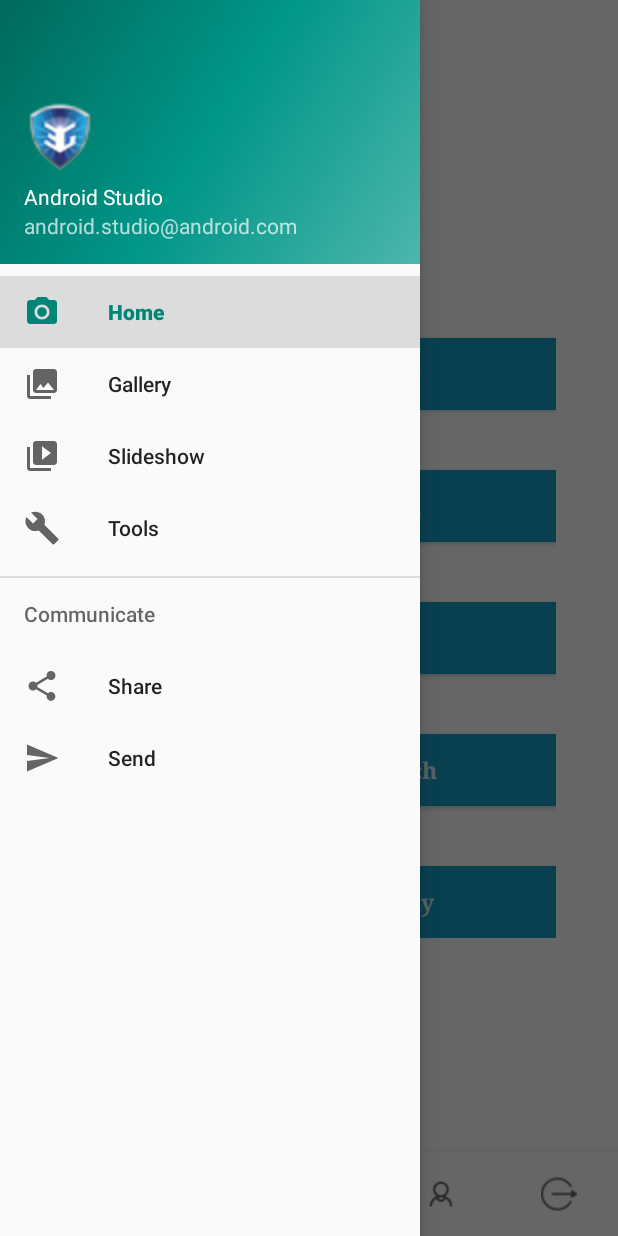
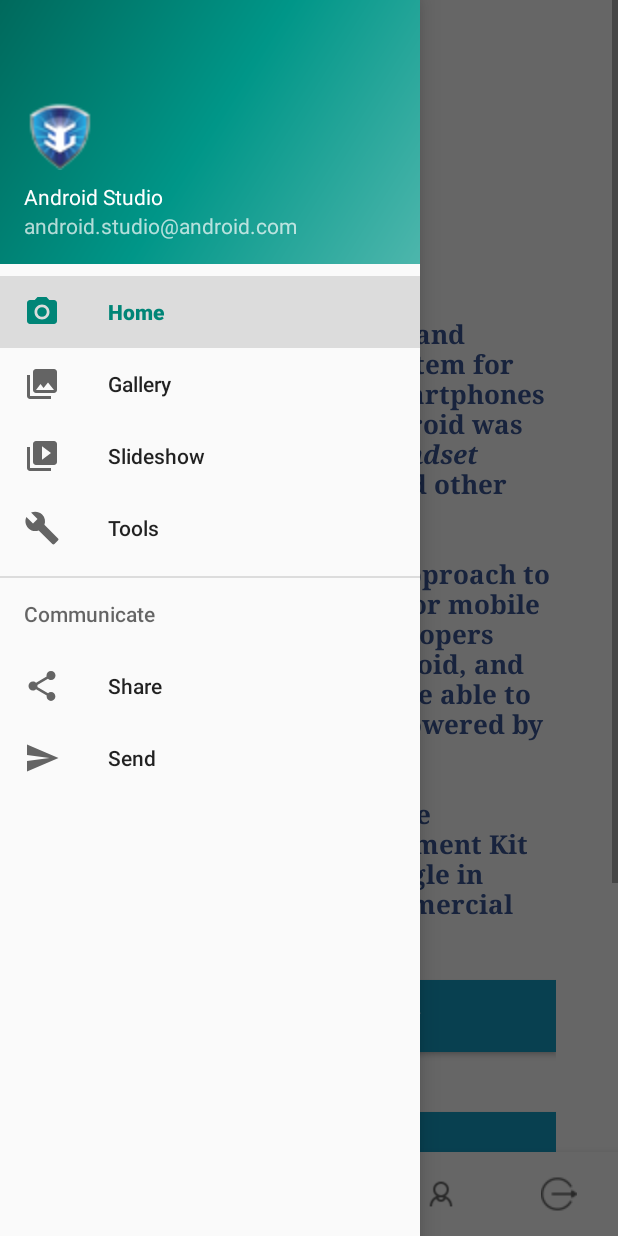
Before and after one commit to sajna-technohub/MeLifeApp, an Android app: the fragment ExamFragment placed in its activity, with the side drawer open, on a phone screen of 412 x 824 dp. Run offline under Robolectric (Android 15) with nearby library versions, the phone set to English and light mode, and no system bars; our stand-ins replace navigation-ui; libraries missing offline, so code that uses them is left out: com.github.ybq.android, com.skydoves.elasticviews; 11 statements that could not run were skipped.

Commit message:
exam_section_start

```diff
--- a/app/build.gradle
+++ b/app/build.gradle
@@ -35,6 +35,7 @@ dependencies {
     testImplementation 'junit:junit:4.12'
     androidTestImplementation 'androidx.test.ext:junit:1.1.1'
     androidTestImplementation 'androidx.test.espresso:espresso-core:3.2.0'
+
     // Retrofit & OkHttp
     implementation 'com.squareup.retrofit2:retrofit:2.5.0'
     implementation 'com.squareup.retrofit2:converter-gson:2.5.0'
@@ -51,7 +52,6 @@ dependencies {
     implementation 'com.google.android.material:material:1.2.0-alpha01'
 //    alerts
     implementation 'com.github.f0ris.sweetalert:library:1.5.6'
-//    recycler views
 
 
 }
--- a/app/src/main/AndroidManifest.xml
+++ b/app/src/main/AndroidManifest.xml
@@ -21,7 +21,6 @@
             android:name=".views.DashBoardActivity"
             android:label="@string/title_activity_dash_board"
             android:theme="@style/AppTheme.NoActionBar" >
-
         </activity>
         <activity android:name=".views.ChoosePageActivity" />
         <activity android:name=".views.LoginActivity">
--- a/app/src/main/java/com/technohub/melifeapp/classes/Data.java
+++ b/app/src/main/java/com/technohub/melifeapp/classes/Data.java
@@ -43,4 +43,16 @@ public class Data
         return this.avatar;
     }
 
+    public Data(int id, String email, String first_name, String last_name, String avatar) {
+        this.id = id;
+        this.email = email;
+        this.first_name = first_name;
+        this.last_name = last_name;
+        this.avatar = avatar;
+    }
+
+    public Data(int id, String first_name) {
+        this.id = id;
+        this.first_name = first_name;
+    }
 }
--- /dev/null
+++ b/app/src/main/java/com/technohub/melifeapp/classes/HtmlImgConverter.java
@@ -0,0 +1,70 @@
+package com.technohub.melifeapp.classes;
+
+import android.content.Context;
+import android.graphics.Bitmap;
+import android.graphics.BitmapFactory;
+import android.graphics.drawable.BitmapDrawable;
+import android.graphics.drawable.Drawable;
+import android.os.AsyncTask;
+import android.text.Html;
+import android.widget.TextView;
+
+import java.io.BufferedInputStream;
+import java.io.IOException;
+import java.io.InputStream;
+import java.net.MalformedURLException;
+import java.net.URL;
+import java.net.URLConnection;
+
+public class HtmlImgConverter  extends AsyncTask<String, Void, Drawable> {
+    TextView taskTextView;
+    String taskHtmlString;
+    Context con;
+
+    public HtmlImgConverter(TextView v, String s, Context c) {
+        taskTextView = v;
+        taskHtmlString = s;
+        con=c;
+    }
+
+    @Override
+    protected Drawable doInBackground(String... params) {
+        Drawable drawable = null;
+        URL sourceURL;
+        try {
+            sourceURL = new URL(params[0]);
+            URLConnection urlConnection = sourceURL.openConnection();
+            urlConnection.connect();
+            InputStream inputStream = urlConnection.getInputStream();
+            BufferedInputStream bufferedInputStream = new BufferedInputStream(
+                    inputStream);
+            Bitmap bm = BitmapFactory.decodeStream(bufferedInputStream);
+
+            // convert Bitmap to Drawable
+            drawable = new BitmapDrawable(con.getResources(), bm);
+
+            drawable.setBounds(0, 0, bm.getWidth(), bm.getHeight());
+
+        } catch (MalformedURLException e) {
+            // TODO Auto-generated catch block
+            e.printStackTrace();
+        } catch (IOException e) {
+            // TODO Auto-generated catch block
+            e.printStackTrace();
+        }
+
+        return drawable;
+    }
+
+    @Override
+    protected void onPostExecute(Drawable result) {
+
+        final Drawable taskDrawable = result;
+
+        if (taskDrawable != null) {
+            taskTextView.setText(Html.fromHtml(taskHtmlString,
+                    source -> taskDrawable, null));
+        }
+
+    }
+}
--- a/app/src/main/java/com/technohub/melifeapp/classes/TestAdapter.java
+++ b/app/src/main/java/com/technohub/melifeapp/classes/TestAdapter.java
@@ -39,9 +39,7 @@ public class TestAdapter extends RecyclerView.Adapter<TestAdapter.ViewHolder>{
 
     @Override
     public void onBindViewHolder(TestAdapter.ViewHolder Viewholder, int i) {
-//        int[] androidColors =context.getResources().getIntArray(R.array.androidcolors);
-//        int randomAndroidColor = androidColors[new Random().nextInt(androidColors.length)];
-//        Viewholder.cardView.setBackgroundColor(randomAndroidColor);
+
         Viewholder.TestTitle.setText(testDataModel.getData().get(i).test_name);
         String test_id=testDataModel.getData().get(i).getTest_id()+"";
         Log.e("adapter",test_id);
--- a/app/src/main/java/com/technohub/melifeapp/presenter/ExamPresenter.java
+++ b/app/src/main/java/com/technohub/melifeapp/presenter/ExamPresenter.java
@@ -9,6 +9,8 @@ import com.technohub.melifeapp.classes.Data;
 import com.technohub.melifeapp.classes.Root;
 import com.technohub.melifeapp.services.ApiClient;
 import com.technohub.melifeapp.services.IRetrofitApi;
+
+import java.util.ArrayList;
 import java.util.List;
 import retrofit2.Call;
 import retrofit2.Callback;
@@ -18,19 +20,31 @@ public class ExamPresenter implements IExam.Presenter {
     private IExam.View view;
     Root r=new Root();
     List<Data> datumList;
+    String htmltext;
 
 
 
-    public ExamPresenter(IExam.View view) {
+    public ExamPresenter(IExam.View view,String htmltext) {
         this.view = view;
-
+        this.htmltext=htmltext;
     }
 
     @Override
     public void created() {
         view.init();
         view.initClicks();
-        getQuestionsFromServer();
+
+        datumList=new ArrayList<>();
+        datumList.add(new Data(1,htmltext));
+        datumList.add(new Data(2,htmltext));
+        datumList.add(new Data(3,htmltext));
+        datumList.add(new Data(4,htmltext));
+
+        //test with dummy data
+
+        view.ShowQuestionList(datumList);
+        view.setQuestion();
+//        getQuestionsFromServer();
     }
 
 
@@ -63,6 +77,7 @@ public class ExamPresenter implements IExam.Presenter {
                     view.ShowQuestionList(datumList);
                     view.setQuestion();
                     Log.e("size",datumList.size()+"");
+
                 }
                 else if (response.errorBody() != null) {
                     try {
--- a/app/src/main/java/com/technohub/melifeapp/services/IRetrofitApi.java
+++ b/app/src/main/java/com/technohub/melifeapp/services/IRetrofitApi.java
@@ -55,7 +55,6 @@ public interface IRetrofitApi {
     @POST("userdetails")
     Call<ProfileResponse> userdetails(@Body User profileRequest);
 
-
     /*for   userprofileUpdate*/
     @Headers({"Content-Type:application/json","X-Api-Key:16f794caa2ae9a38"})
     @POST("userprofile")
--- a/app/src/main/java/com/technohub/melifeapp/views/ExamFragment.java
+++ b/app/src/main/java/com/technohub/melifeapp/views/ExamFragment.java
@@ -2,23 +2,28 @@ package com.technohub.melifeapp.views;
 
 import android.content.Context;
 import android.graphics.Color;
+import android.graphics.drawable.Drawable;
 import android.os.Bundle;
 
 import androidx.annotation.Nullable;
 import androidx.fragment.app.Fragment;
 import androidx.fragment.app.FragmentTransaction;
 
+import android.text.Html;
+import android.text.method.LinkMovementMethod;
 import android.util.Log;
 import android.view.LayoutInflater;
 import android.view.View;
 import android.view.ViewGroup;
 import android.widget.TextView;
+import android.widget.Toast;
 
 import com.github.ybq.android.spinkit.SpinKitView;
 import com.skydoves.elasticviews.ElasticButton;
 import com.technohub.melifeapp.Interfaces.IExam;
 import com.technohub.melifeapp.R;
 import com.technohub.melifeapp.classes.Data;
+import com.technohub.melifeapp.classes.HtmlImgConverter;
 import com.technohub.melifeapp.presenter.ExamPresenter;
 
 import java.util.ArrayList;
@@ -33,6 +38,10 @@ SpinKitView spinExam;
     int flag=0;
     List<Data> data=new ArrayList<>();
     View v;
+    String htmlText = "<h2>What is Android?</h2>\n" +
+            "<p>Android is an open source and Linux-based <b>Operating System</b> for mobile devices such as smartphones and tablet computers.Android was developed by the <i>Open Handset Alliance</i>, led by Google, and other companies.</p>\n" +
+            "<p>Android offers a unified approach to application development for mobile devices which means developers need onlydevelop for Android, and their applications should be able to run on different devices powered by Android.</p>\n" +
+            "<p>The first beta version of the Android Software Development Kit (SDK) was released by Google in 2007 whereasthe first commercial version, Android 1.0, was released in September 2008.</p><img src='https://homepages.cae.wisc.edu/~ece533/images/airplane.png'>";
 
    ExamPresenter examPresenter;
     @Override
@@ -43,7 +52,7 @@ SpinKitView spinExam;
         v=inflater.inflate(R.layout.fragment_question_answer, container, false);
         v.setBackgroundColor(Color.WHITE);
 
-        examPresenter = new ExamPresenter(this);
+        examPresenter = new ExamPresenter(this,htmlText);
         examPresenter.created();
 
 //        examTxtQuestion.setText(data.get(flag).getFirst_name());
@@ -56,7 +65,26 @@ SpinKitView spinExam;
     public void setQuestion()
     {
         examTxtQno.setText(data.get(flag).getId()+" ");
-        examTxtQuestion.setText(data.get(flag).getFirst_name());
+//        examTxtQuestion.setText(data.get(flag).getFirst_name());
+        examTxtQuestion.setText(Html.fromHtml(data.get(flag).getFirst_name(),
+                new Html.ImageGetter() {
+
+                    @Override
+                    public Drawable getDrawable(String source) {
+
+                        Toast.makeText(getContext(), source,
+                                Toast.LENGTH_LONG).show();
+                                Log.e("image",source);
+                        HtmlImgConverter httpGetDrawableTask = new HtmlImgConverter(
+                                examTxtQuestion, data.get(flag).getFirst_name(),getContext());
+                        httpGetDrawableTask.execute(source);
+
+                        return null;
+                    }
+
+                }, null));
+
+        examTxtQuestion.setMovementMethod(LinkMovementMethod.getInstance());
     }
 
     @Override
@@ -69,7 +97,7 @@ SpinKitView spinExam;
         examBtnOption5=v.findViewById(R.id.examBtnOption5);
         examTxtQuestion=v.findViewById(R.id.examTxtQuestion);
         examTxtQno=v.findViewById(R.id.examTxtQno);
-          spinExam=v.findViewById(R.id.examSpinKit);
+         spinExam=v.findViewById(R.id.examSpinKit);
 
     }
 
@@ -100,7 +128,7 @@ SpinKitView spinExam;
             @Override
             public void onClick(View v) {
 //                 examPresenter.buttonClick();
-                selectAnswer();
+                  selectAnswer();
             }
         }); examBtnOption5.setOnClickListener(new View.OnClickListener() {
             @Override
@@ -128,8 +156,8 @@ SpinKitView spinExam;
        for(Data d:this.data)
        {
            Log.e("plss",d.getFirst_name());
-           Log.e("plss",d.getLast_name());
-           Log.e("plss",d.getEmail());
+           Log.e("plss",""+d.getId());
+
        }
 
     }
@@ -146,8 +174,26 @@ SpinKitView spinExam;
         if(flag<data.size())
         {
             examTxtQno.setText(data.get(flag).getId()+" ");
-            examTxtQuestion.setText(data.get(flag).getFirst_name());
-            Log.e("flag",flag+"");
+            examTxtQuestion.setText(Html.fromHtml(data.get(flag).getFirst_name(),
+                    new Html.ImageGetter() {
+
+                        @Override
+                        public Drawable getDrawable(String source) {
+
+                            Toast.makeText(getContext(), source,
+                                    Toast.LENGTH_LONG).show();
+                            Log.e("image",source);
+                            HtmlImgConverter httpGetDrawableTask = new HtmlImgConverter(
+                                    examTxtQuestion, data.get(flag).getFirst_name(),getContext());
+                            httpGetDrawableTask.execute(source);
+
+                            return null;
+                        }
+
+                    }, null));
+
+            examTxtQuestion.setMovementMethod(LinkMovementMethod.getInstance());
+            Log.e("flag",flag+""+data.size());
         }
         if(flag==data.size())
         {
--- a/app/src/main/res/layout/activity_forgot_password.xml
+++ b/app/src/main/res/layout/activity_forgot_password.xml
@@ -121,7 +121,7 @@
 
                 <Space
                     android:layout_width="match_parent"
-                    android:layout_height="@dimen/margin_200" />
+                    android:layout_height="@dimen/dimen_330" />
             </LinearLayout>
         </LinearLayout>
     </androidx.constraintlayout.widget.ConstraintLayout>
--- a/app/src/main/res/layout/activity_main.xml
+++ b/app/src/main/res/layout/activity_main.xml
@@ -33,7 +33,7 @@
             android:layout_width="250dp"
             android:indeterminate="true"
             android:layout_height="wrap_content"
-            android:layout_marginTop="450dp"
+            android:layout_marginTop="0dp"
             android:foregroundGravity="center"
             app:layout_constraintStart_toStartOf="@+id/imageView"
             app:layout_constraintBottom_toBottomOf="@+id/imageView" />
--- a/app/src/main/res/layout/fragment_test__categories.xml
+++ b/app/src/main/res/layout/fragment_test__categories.xml
@@ -3,7 +3,7 @@
     xmlns:tools="http://schemas.android.com/tools"
     android:layout_width="match_parent"
     android:layout_height="match_parent"
-    android:background="	#D3D3D3"
+    android:background="@color/purewhite"
     xmlns:app="http://schemas.android.com/apk/res-auto"
     tools:context=".views.TestCategoriesFragment">
 
--- a/app/src/main/res/layout/item_list.xml
+++ b/app/src/main/res/layout/item_list.xml
@@ -3,7 +3,7 @@
     android:layout_width="match_parent"
     android:layout_height="wrap_content"
     android:orientation="vertical"
-    android:background="@color/lightgrey"
+    android:background="@color/purewhite"
     android:tag="cards main container">
 
     <androidx.cardview.widget.CardView
@@ -28,8 +28,7 @@
                 android:layout_width="match_parent"
                 android:layout_height="wrap_content"
                 android:layout_weight="2"
-                android:orientation="horizontal"
-                >
+                android:orientation="horizontal">
                 <ImageView
                     android:id="@+id/testImageicon"
                     android:tag="image_tag"
```
Also changed, not shown: app/src/main/java/com/technohub/melifeapp/models/Data.java (deleted, +0 -16 lines), app/src/main/java/com/technohub/melifeapp/presenter/ProfilePresenter.java (+2 -6 lines), app/src/main/java/com/technohub/melifeapp/views/DashBoardActivity.java (+6 -9 lines), app/src/main/java/com/technohub/melifeapp/views/ProfileFragment.java (+10 -13 lines), app/src/main/res/layout/fragment_question_answer.xml (+6 -4 lines).
